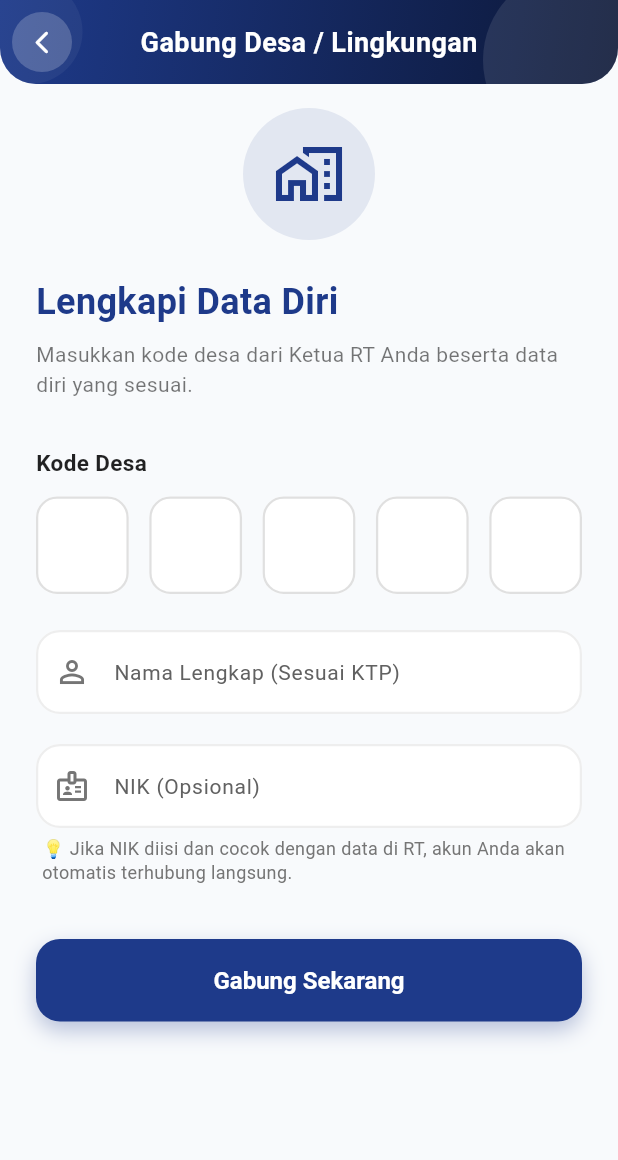
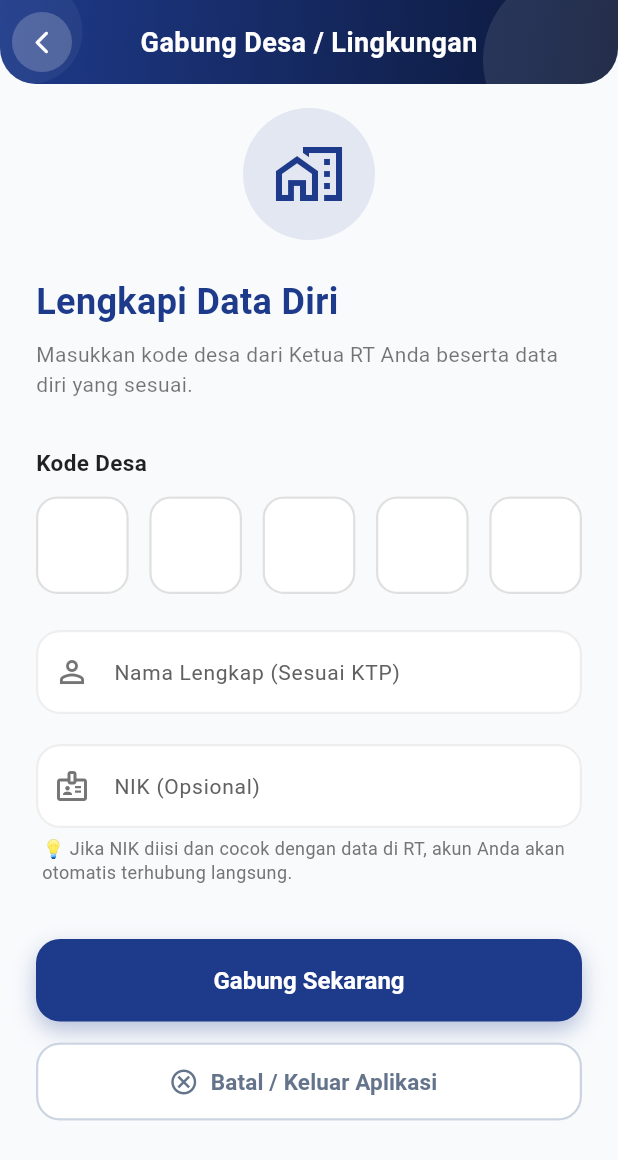
Before and after one commit to abiydoni/jimpitan-apk, a Flutter app: the screen it shows once a user with an empty profile is signed in, on a phone screen of 412 x 824 dp. Shown: the top 1160 px of the screen. Run offline on Flutter 3.47's test engine with Material 3 defaults, Android fonts, the phone set to English and light mode, and no system bars; our stand-ins replace audioplayers, barcode_widget, carousel_slider, csv, emoji_picker_flutter, file_picker and 13 more; missing offline and left inert: file_saver, in_app_update, mobile_scanner; accounts and stored records are empty; network calls fail.

Commit message:
feat(auth): add Batal / Keluar button and PopScope in join village and village registration

```diff
--- a/lib/pages/join_village_page.dart
+++ b/lib/pages/join_village_page.dart
@@ -4,6 +4,7 @@ import 'package:flutter/services.dart';
 import 'package:jimpitan/utils/app_theme.dart';
 import 'package:jimpitan/utils/api_service.dart';
 import 'package:firebase_auth/firebase_auth.dart';
+import 'package:google_sign_in/google_sign_in.dart';
 import 'package:flutter_easyloading/flutter_easyloading.dart';
 import 'package:jimpitan/pages/login_page.dart';
 import 'package:jimpitan/main.dart';
@@ -21,6 +22,22 @@ class _JoinVillagePageState extends State<JoinVillagePage> {
   final _codeController = TextEditingController();
   final _nameController = TextEditingController();
   final _nikController = TextEditingController();
+
+  Future<void> _handleCancel() async {
+    try {
+      await GoogleSignIn().signOut();
+    } catch (_) {}
+    try {
+      await FirebaseAuth.instance.signOut();
+    } catch (_) {}
+    if (mounted) {
+      Navigator.pushAndRemoveUntil(
+        context,
+        MaterialPageRoute(builder: (context) => const LoginPage()),
+        (route) => false,
+      );
+    }
+  }
 
   @override
   void dispose() {
@@ -163,7 +180,13 @@ class _JoinVillagePageState extends State<JoinVillagePage> {
 
   @override
   Widget build(BuildContext context) {
-    return Scaffold(
+    return PopScope(
+      canPop: false,
+      onPopInvokedWithResult: (didPop, result) {
+        if (didPop) return;
+        _handleCancel();
+      },
+      child: Scaffold(
         backgroundColor: const Color(0xFFF8FAFC),
         appBar: CustomGradientAppBar(
           titleText: 'Gabung Desa / Lingkungan',
@@ -171,16 +194,7 @@ class _JoinVillagePageState extends State<JoinVillagePage> {
           leading: Padding(
             padding: const EdgeInsets.all(8.0),
             child: InkWell(
-            onTap: () async {
-              await FirebaseAuth.instance.signOut();
-              if (context.mounted) {
-                Navigator.pushAndRemoveUntil(
-                  context,
-                  MaterialPageRoute(builder: (context) => const LoginPage()),
-                  (route) => false
-                );
-              }
-            },
+              onTap: _handleCancel,
               borderRadius: BorderRadius.circular(20),
               child: Container(
                 decoration: BoxDecoration(
@@ -290,8 +304,31 @@ class _JoinVillagePageState extends State<JoinVillagePage> {
                     child: const Text('Gabung Sekarang', style: TextStyle(fontWeight: FontWeight.bold, fontSize: 16)),
                   ),
                 ),
+                const SizedBox(height: 14),
+                SizedBox(
+                  width: double.infinity,
+                  height: 52,
+                  child: OutlinedButton.icon(
+                    onPressed: _handleCancel,
+                    icon: const Icon(Icons.cancel_outlined, size: 20, color: Color(0xFF64748B)),
+                    label: const Text(
+                      'Batal / Keluar Aplikasi',
+                      style: TextStyle(
+                        color: Color(0xFF64748B),
+                        fontWeight: FontWeight.w600,
+                        fontSize: 15,
+                      ),
+                    ),
+                    style: OutlinedButton.styleFrom(
+                      side: const BorderSide(color: Color(0xFFCBD5E1), width: 1.5),
+                      shape: RoundedRectangleBorder(borderRadius: BorderRadius.circular(16)),
+                      backgroundColor: Colors.white,
+                    ),
+                  ),
+                ),
                 const SizedBox(height: 40),
               ],
+            ),
           ),
         ),
       ),
```
Also changed, not shown: lib/pages/village_registration_page.dart (+51 -4 lines). Lines whose indentation alone changed are shown as unchanged.
